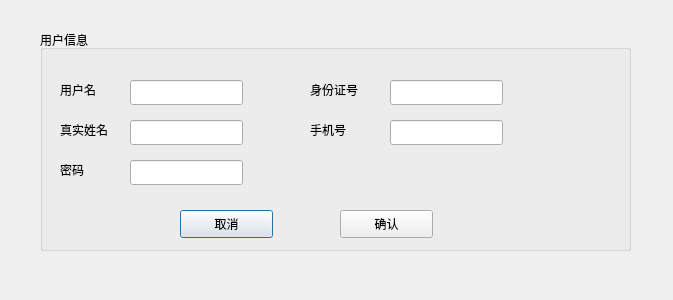
n-ss1m-1/FlightTicketSystem, file FlightTicketServer/adduserdialog.ui: the form before one commit.
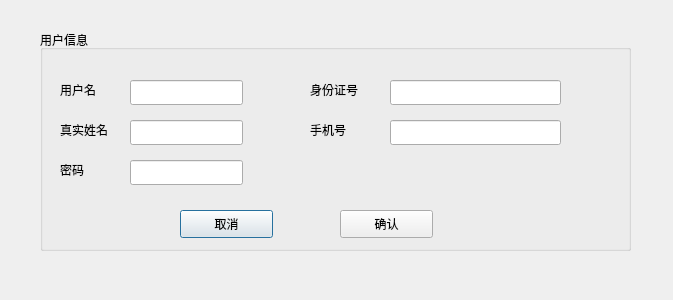
The form after the commit.

What changed in the file:
```diff
--- a/FlightTicketServer/adduserdialog.ui
+++ b/FlightTicketServer/adduserdialog.ui
@@ -128,7 +128,7 @@
      <rect>
       <x>350</x>
       <y>50</y>
-      <width>113</width>
+      <width>171</width>
       <height>25</height>
      </rect>
     </property>
@@ -138,7 +138,7 @@
      <rect>
       <x>350</x>
       <y>90</y>
-      <width>113</width>
+      <width>171</width>
       <height>25</height>
      </rect>
     </property>
```
